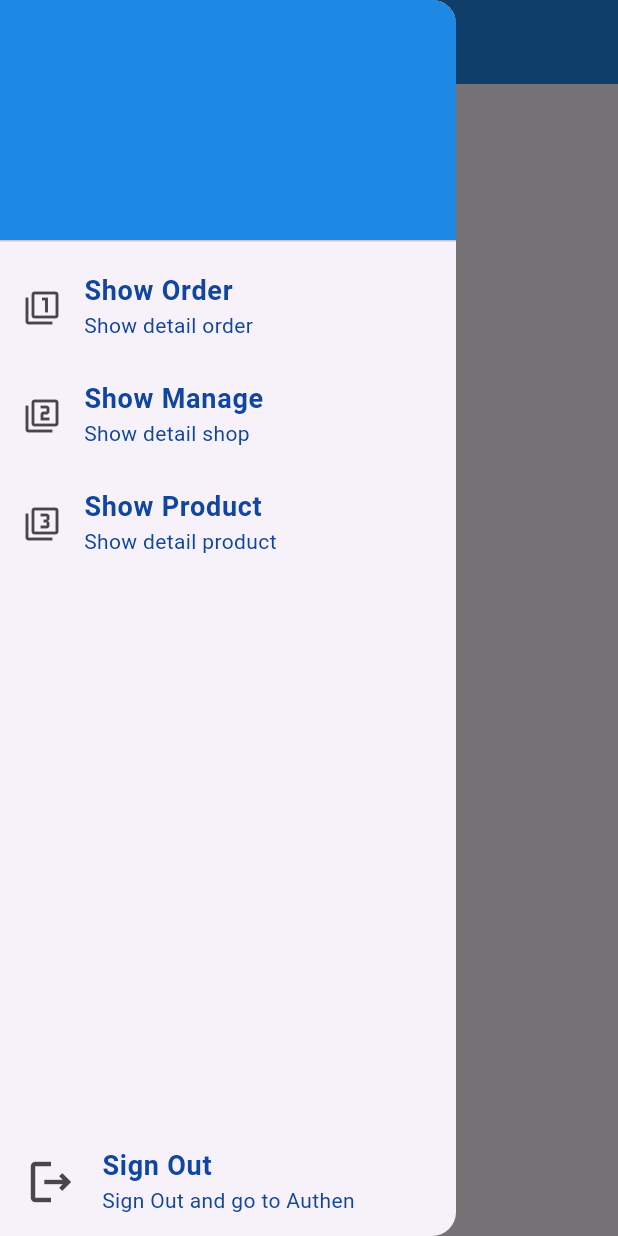
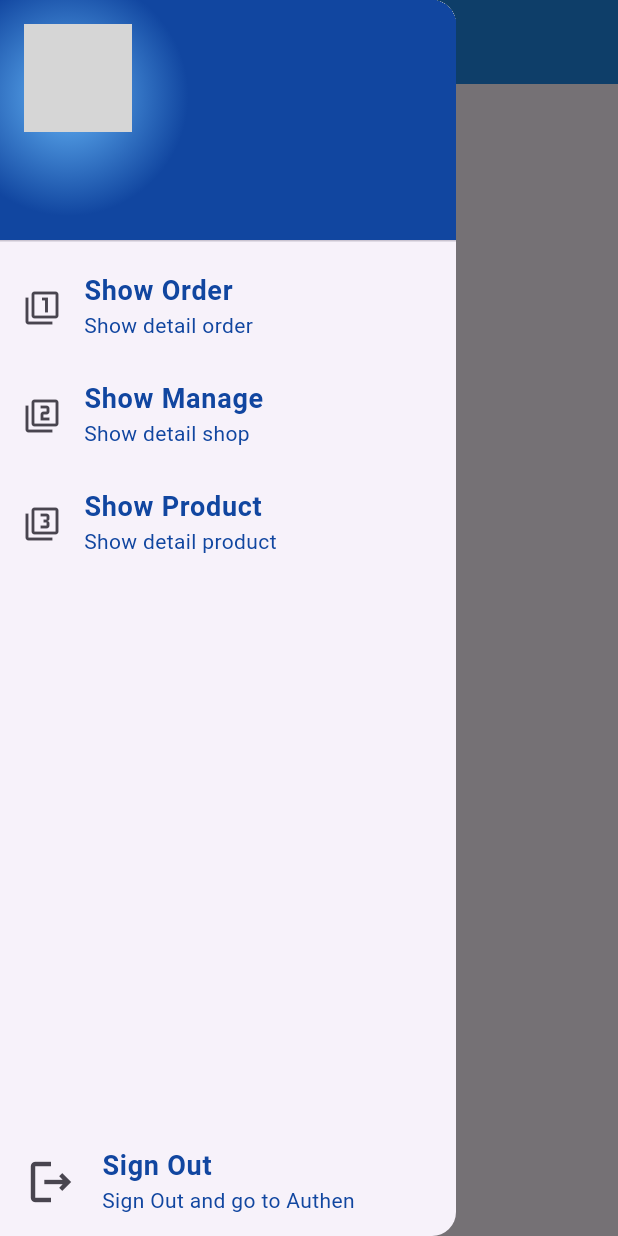
Before and after one commit to TonAndToon/Blogger, a Flutter app: the SalerService screen opened by its route, with the side drawer open, on a phone screen of 412 x 824 dp. Run offline on Flutter 3.47's test engine with Material 3 defaults, Android fonts, the phone set to English and light mode, and no system bars; our stand-ins replace cached_network_image, dio, geolocator, google_maps_flutter, image_picker, shared_preferences; accounts and stored records are empty; network calls fail; Roboto replaces fonts that are missing (NotoSanLaos); grey boxes are pictures that could not be loaded.

Commit message:
coding drawer show user and avatar 20250704 0523 PM

```diff
--- a/lib/states/saler_service.dart
+++ b/lib/states/saler_service.dart
@@ -1,10 +1,15 @@
+import 'dart:convert';
+
 import 'package:blogger/bodys/show_manage_seller.dart';
 import 'package:blogger/bodys/show_order_seller.dart';
 import 'package:blogger/bodys/show_product_seller.dart';
+import 'package:blogger/models/user_model.dart';
 import 'package:blogger/utility/my_contant.dart';
 import 'package:blogger/widgets/show_signout.dart';
 import 'package:blogger/widgets/show_title.dart';
+import 'package:dio/dio.dart';
 import 'package:flutter/material.dart';
+import 'package:shared_preferences/shared_preferences.dart';
 //import 'package:shared_preferences/shared_preferences.dart';
 
 class SalerService extends StatefulWidget {
@@ -22,10 +27,39 @@ class _SalerServiceState extends State<SalerService> {
   ];
   int indexWitget = 0;
 
+  UserModel? userModel;
+
+  @override
+  void initState() {
+    // TODO: implement initState
+    super.initState();
+    findUserModel();
+  }
+
+  Future<Null> findUserModel() async {
+    SharedPreferences preferences = await SharedPreferences.getInstance();
+    String id = preferences.getString('id')!;
+    print('id Logined ==>> $id');
+    String apiGetUserWhereId =
+        '${MyContant.domain}/bloggerr/getUserWhereId.php?isAdd=true&id=$id';
+    await Dio().get(apiGetUserWhereId).then(
+      (value) {
+        print('#### value ==>> $value');
+        for (var item in json.decode(value.data)) {
+          setState(() {
+            userModel = UserModel.fromMap(item);
+            print('#### name logined = ${userModel!.name}');
+          });
+        }
+      },
+    );
+  }
+
   @override
   Widget build(BuildContext context) {
     return Scaffold(
-      appBar: AppBar(foregroundColor: MyContant.whColor,
+      appBar: AppBar(
+        foregroundColor: MyContant.whColor,
         title: Text('ຜູ້ຂາຍ'),
       ),
       drawer: Drawer(
@@ -34,11 +68,7 @@ class _SalerServiceState extends State<SalerService> {
             ShowSignOut(),
             Column(
               children: [
-                UserAccountsDrawerHeader(
-                  accountName: null,
-                  accountEmail: null,
-                  decoration: BoxDecoration(color: MyContant.primaryColor),
-                ),
+                buildHead(),
                 menuShowOrder(),
                 menuShowManage(),
                 menuShowProduct(),
@@ -48,6 +78,25 @@ class _SalerServiceState extends State<SalerService> {
         ),
       ),
       body: widgets[indexWitget],
+    );
+  }
+
+  UserAccountsDrawerHeader buildHead() {
+    return UserAccountsDrawerHeader(
+      currentAccountPicture: CircleAvatar(
+        backgroundImage:
+            NetworkImage('${MyContant.domain}${userModel?.avatar}'),
+      ),
+      accountName: Text(userModel == null ? 'Name ?' : userModel!.name),
+      accountEmail: Text(userModel == null ? 'Type ?' : userModel!.type),
+      decoration: BoxDecoration(
+        gradient: RadialGradient(
+          colors: [
+            MyContant.lightColor,
+            MyContant.darkColor,
+          ],center: Alignment(-0.7, -0.2)
+        ),
+      ),
     );
   }
 
--- a/lib/utility/my_contant.dart
+++ b/lib/utility/my_contant.dart
@@ -4,7 +4,7 @@ class MyContant {
   //General
   static String appName = 'LDB Blogger';
   static String version = ' 20250605.V1.0.1';
-  static String domain = 'https://350e-43-252-244-246.ngrok-free.app';
+  static String domain = 'https://7e3f-202-136-243-67.ngrok-free.app';
 
   //Route
   static String rounteAuthen = '/authen';
```
Also changed, not shown: lib/states/edit_product.dart (+8 -6 lines).
